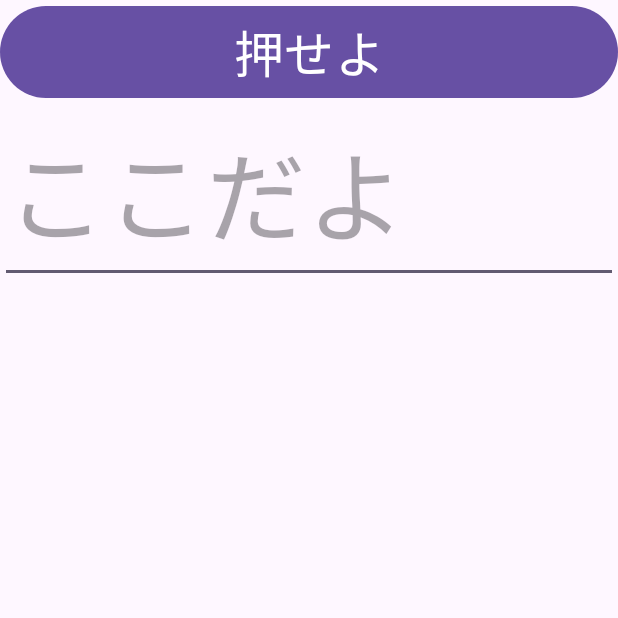
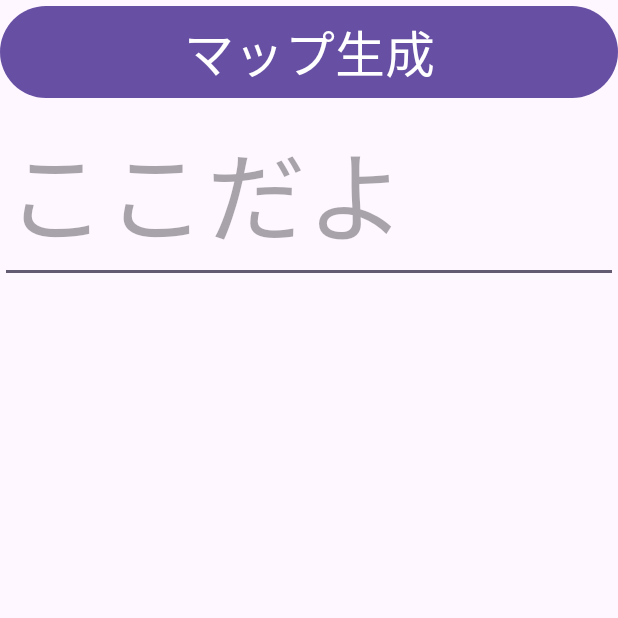
Before and after one commit to Utahshi-jp/oplogy, an Android app: the screen it shows after launch (MainActivity), on a phone screen of 412 x 824 dp, the top half of it. Run offline under Robolectric (Android 15) with nearby library versions, the phone set to English and light mode, and no system bars.

Commit message:
マップ生成のボタン

```diff
--- a/app/src/main/java/com/example/oplogy/MainActivity.java
+++ b/app/src/main/java/com/example/oplogy/MainActivity.java
@@ -19,20 +19,10 @@ public class MainActivity extends AppCompatActivity implements View.OnClickListe
     protected void onCreate(Bundle savedInstanceState) {
         super.onCreate(savedInstanceState);
         setContentView(R.layout.activity_main);
+        findViewById(R.id.mapmapcreate).setOnClickListener(
+                view->{
 
-        button = findViewById(R.id.button1);
-        button.setOnClickListener(this);
-        editText = findViewById(R.id.textview1);
-
-    }
-
-
-
-
-        @Override
-    public void onClick(View v) {
-        if (v == button){
-            editText.setText("押した");
-        }
+                }
+        );
     }
 }
--- a/app/src/main/res/layout/activity_main.xml
+++ b/app/src/main/res/layout/activity_main.xml
@@ -8,8 +8,8 @@
     android:orientation="vertical">
 
     <Button
-        android:id="@+id/button1"
-        android:text="押せよ"
+        android:id="@+id/mapmapcreate"
+        android:text="マップ生成"
         android:textSize="50px"
         android:layout_width="match_parent"
         android:layout_height="wrap_content"
```
